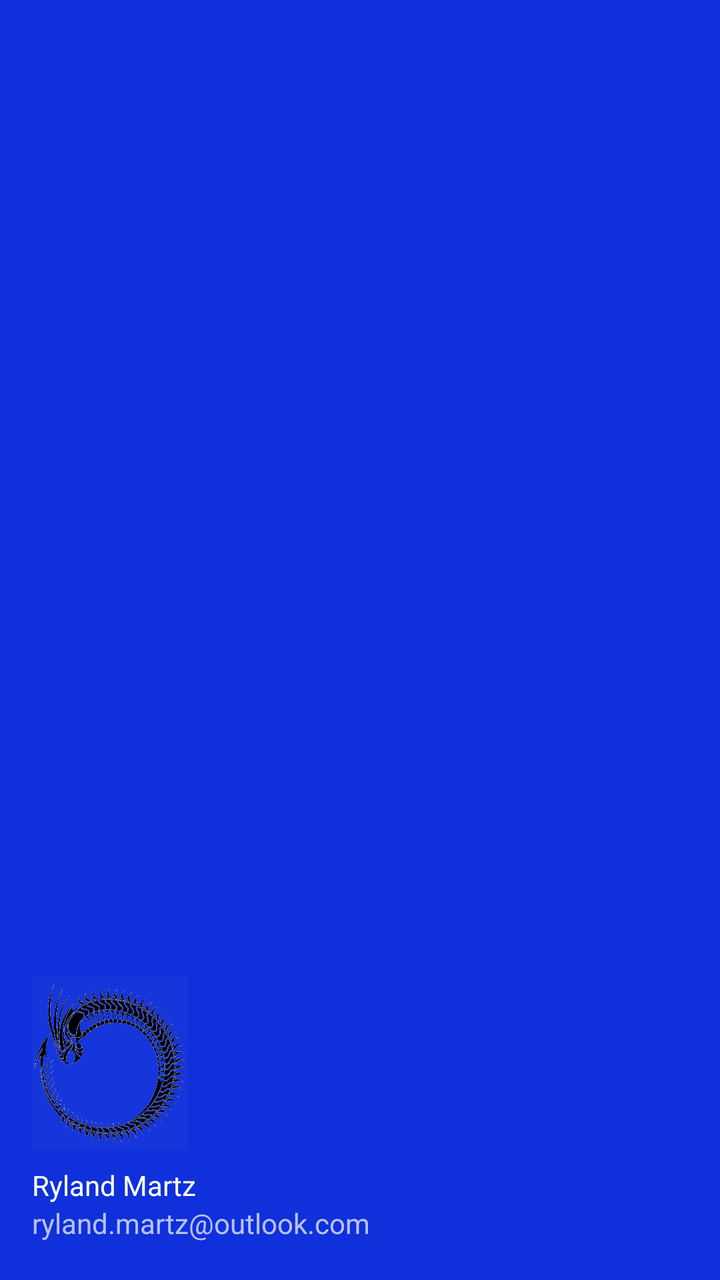
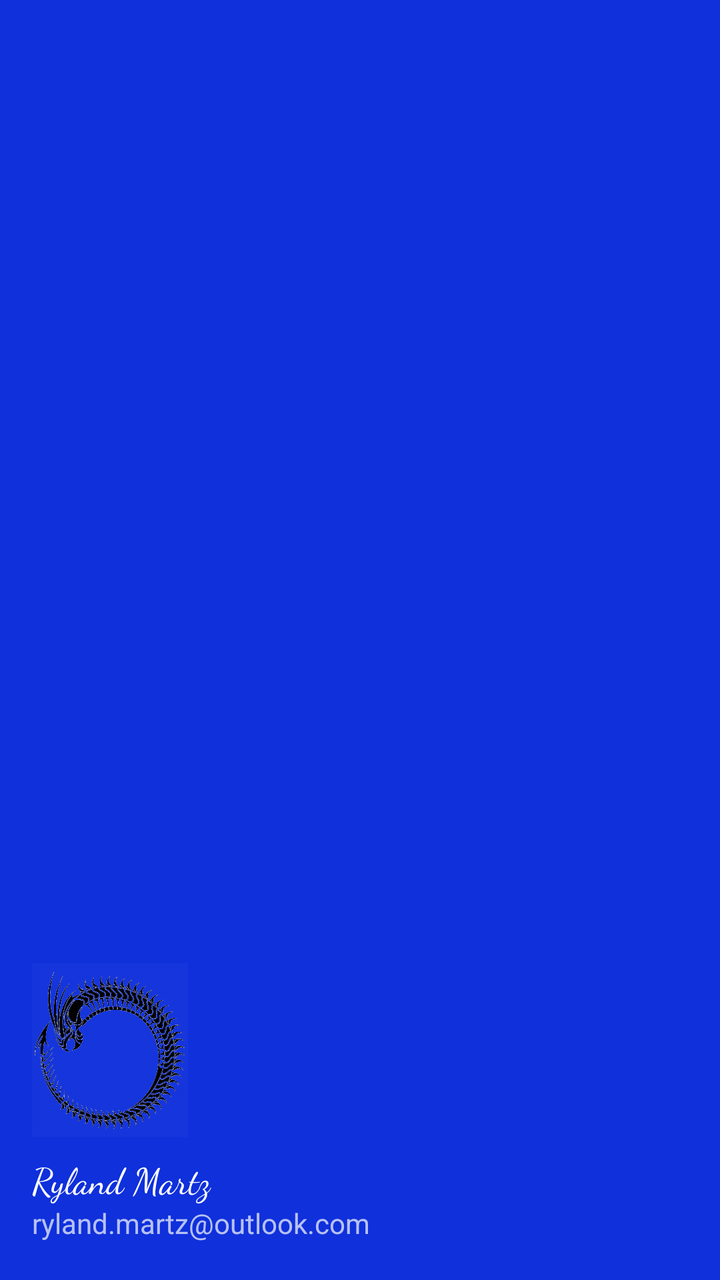

An Android layout rendered at two revisions. The XML below is the earlier revision; the diff shows what the commit changed to produce the second picture.
<!-- AndroidManifest.xml: application theme Theme.PortfolioUpgraded -->
<!-- res/layout/nav_header_main.xml -->
<?xml version="1.0" encoding="utf-8"?>
<LinearLayout xmlns:android="http://schemas.android.com/apk/res/android"
    xmlns:app="http://schemas.android.com/apk/res-auto"
    android:layout_width="match_parent"
    android:layout_height="@dimen/nav_header_height"
    android:background="@drawable/side_nav_bar"
    android:backgroundTint="#0F30DB"
    android:gravity="bottom"
    android:orientation="vertical"
    android:paddingLeft="@dimen/activity_horizontal_margin"
    android:paddingTop="@dimen/activity_vertical_margin"
    android:paddingRight="@dimen/activity_horizontal_margin"
    android:paddingBottom="@dimen/activity_vertical_margin"
    android:theme="@style/ThemeOverlay.AppCompat.Dark">

    <ImageView
        android:id="@+id/imageView"
        android:layout_width="78dp"
        android:layout_height="95dp"
        android:contentDescription="@string/nav_header_desc"
        android:paddingTop="@dimen/nav_header_vertical_spacing"
        android:scaleType="centerCrop"
        app:srcCompat="@drawable/transparcreature" />

    <TextView
        android:layout_width="match_parent"
        android:layout_height="wrap_content"
        android:paddingTop="@dimen/nav_header_vertical_spacing"
        android:text="Ryland Martz"
        android:textAppearance="@style/TextAppearance.AppCompat.Body1" />

    <TextView
        android:id="@+id/textView"
        android:layout_width="181dp"
        android:layout_height="22dp"
        android:text="ryland.martz@outlook.com" />
</LinearLayout>
<!-- resources referenced by this layout -->
<resources>
  <dimen name="activity_horizontal_margin">16dp</dimen>
  <dimen name="activity_vertical_margin">16dp</dimen>
  <dimen name="nav_header_height">176dp</dimen>
  <dimen name="nav_header_vertical_spacing">8dp</dimen>
  <!-- drawable side_nav_bar (drawable) -->
  <shape xmlns:android="http://schemas.android.com/apk/res/android"
      android:shape="rectangle">
      <gradient
          android:angle="135"
          android:centerColor="#009688"
          android:endColor="#00695C"
          android:startColor="#4DB6AC"
          android:type="linear" />
  </shape>
  <!-- drawable transparcreature: png bitmap (drawable, 466309 bytes) -->
  <string name="nav_header_desc">Navigation header</string>
  <style name="Theme.PortfolioUpgraded" parent="Theme.AppCompat.DayNight.DarkActionBar">
          
          <item name="colorPrimary">@color/purple_500</item>
          <item name="colorPrimaryVariant">@color/purple_700</item>
          <item name="colorOnPrimary">@color/white</item>
  
          
          <item name="colorSecondary">@color/teal_200</item>
          <item name="colorSecondaryVariant">@color/teal_700</item>
          <item name="colorOnSecondary">@color/black</item>
          
          <item name="android:statusBarColor">?attr/colorPrimaryVariant</item>
          
  
  
      </style>
  <color name="purple_500">#FF6200EE</color>
  <color name="purple_700">#FF3700B3</color>
  <color name="white">#FFFFFFFF</color>
  <color name="teal_200">#FF03DAC5</color>
  <color name="teal_700">#FF018786</color>
  <color name="black">#FF000000</color>
</resources>

<!-- the commit's change to res/layout/nav_header_main.xml (unified diff, before → after) -->
@@ -25,9 +25,11 @@
     <TextView
         android:layout_width="match_parent"
         android:layout_height="wrap_content"
+        android:fontFamily="cursive"
         android:paddingTop="@dimen/nav_header_vertical_spacing"
         android:text="Ryland Martz"
-        android:textAppearance="@style/TextAppearance.AppCompat.Body1" />
+        android:textAppearance="@style/TextAppearance.AppCompat.Body1"
+        android:textSize="18sp" />
 
     <TextView
         android:id="@+id/textView"
